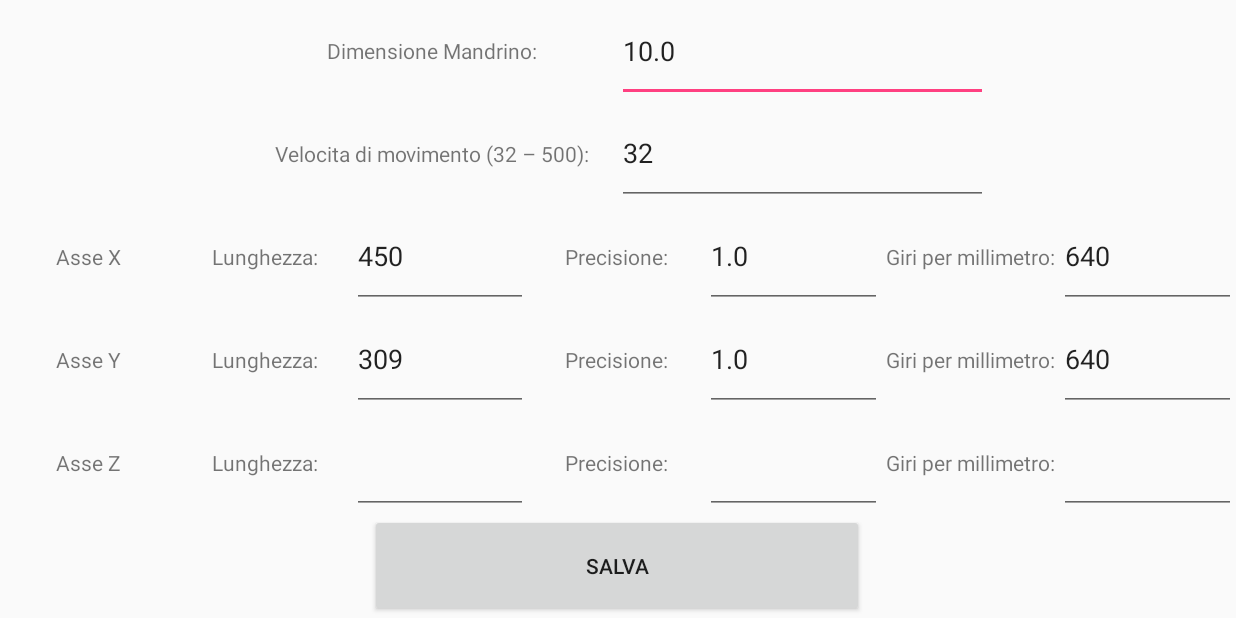
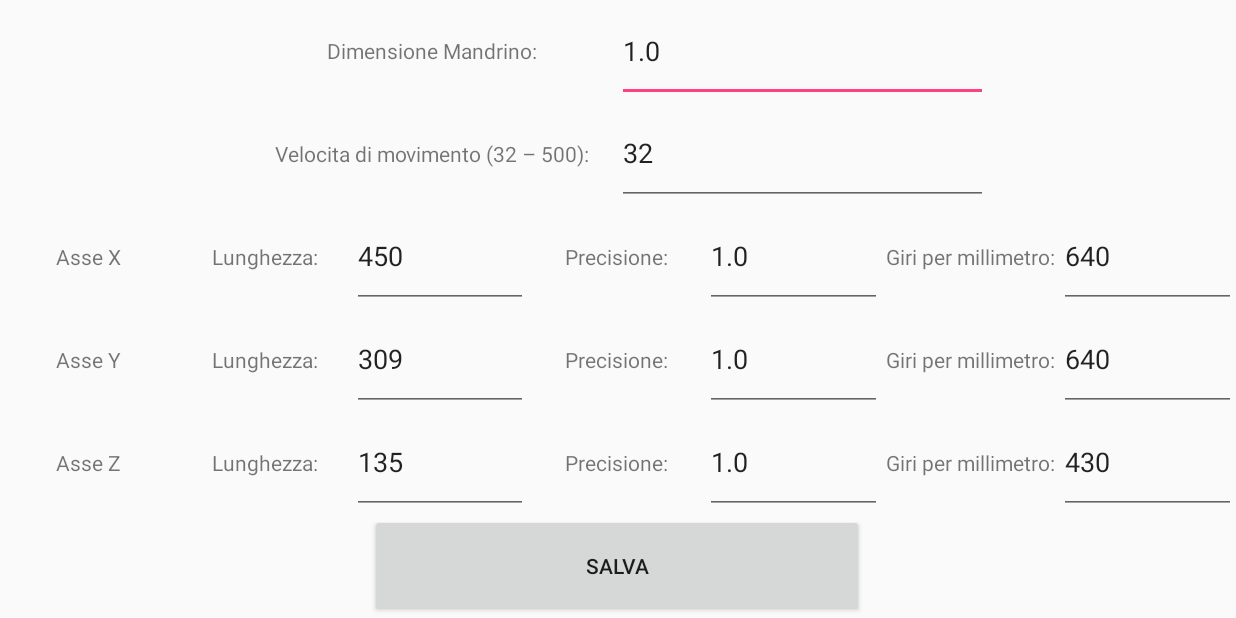
Before and after one commit to sgarzo10/macchinaCNC, an Android app: the SettingsActivity screen opened directly, with no data from a screen before it, on a phone screen of 824 x 412 dp (held sideways). Run offline under Robolectric (Android 15) with nearby library versions, the phone set to English and light mode, and no system bars.

Commit message:
Modifiche grafiche pe giri e fix post test

```diff
--- a/app/src/main/java/com/prova/gui/device/activity/AscoltatoreConnectionActivity.java
+++ b/app/src/main/java/com/prova/gui/device/activity/AscoltatoreConnectionActivity.java
@@ -165,7 +165,7 @@ public class AscoltatoreConnectionActivity implements View.OnClickListener, Comp
                 posizioni[map.get(asse)] = 0;
         }
         if (addView) {
-            app.getPosizioni().setText(String.format(app.getResources().getString(R.string.output_posizioni), posizioni[0], posizioni[1], posizioni[2]));
+            app.getTextPosizioni().get(map.get(asse)).setText(String.format(app.getResources().getString(R.string.output_posizione), asse.toUpperCase(), app.getAscoltatore().getPosizioni()[map.get(asse)]));
             if (asse.equals("x") || asse.equals("y"))
                 app.getQuadratoView().drawLine(asse, old, map.get(asse));
             else
--- a/app/src/main/java/com/prova/gui/settings/activity/AscoltatoreSettingsActivity.java
+++ b/app/src/main/java/com/prova/gui/settings/activity/AscoltatoreSettingsActivity.java
@@ -17,7 +17,7 @@ public class AscoltatoreSettingsActivity implements View.OnClickListener {
             case R.id.salva:
                 app.getManageXml().setDiametro(Double.parseDouble(app.getMandrino().getText().toString()));
                 app.getManageXml().setVelocita(Integer.parseInt(app.getVelocita().getText().toString()));
-                for (int i = 0; i < 2; i++) {
+                for (int i = 0; i < 3; i++) {
                     app.getManageXml().getLunghezze().set(i, Integer.parseInt(app.getLunghezze().get(i).getText().toString()));
                     app.getManageXml().getPrecisioni().set(i, Float.parseFloat(app.getPrecisioni().get(i).getText().toString()));
                     app.getManageXml().getGiriMillimetro().set(i, Integer.parseInt(app.getGiriMillimetro().get(i).getText().toString()));
--- a/app/src/main/java/com/prova/gui/settings/activity/SettingsActivity.java
+++ b/app/src/main/java/com/prova/gui/settings/activity/SettingsActivity.java
@@ -68,7 +68,7 @@ public class SettingsActivity extends AppCompatActivity {
         }
         mandrino.setText(Double.toString(manageXml.getDiametro()));
         velocita.setText(Integer.toString(manageXml.getVelocita()));
-        for (int i = 0; i< 2; i++) {
+        for (int i = 0; i < 3; i++) {
             lunghezze.get(i).setText(Integer.toString(manageXml.getLunghezze().get(i)));
             precisioni.get(i).setText(Float.toString(manageXml.getPrecisioni().get(i)));
             giriMillimetro.get(i).setText(Integer.toString(manageXml.getGiriMillimetro().get(i)));
--- a/app/src/main/java/com/prova/gui/settings/utility/ManageXml.java
+++ b/app/src/main/java/com/prova/gui/settings/utility/ManageXml.java
@@ -78,7 +78,7 @@ public class ManageXml {
                 switch (event){
                     case XmlPullParser.START_TAG:
                         if(name.equals("mandrino"))
-                            diametro = Integer.parseInt(xrp.getAttributeValue(0));
+                            diametro = Double.parseDouble(xrp.getAttributeValue(0));
                         if(name.equals("materiale"))
                             velocita = Integer.parseInt(xrp.getAttributeValue(0));
                         if(name.equals("lunghezze")){
--- a/app/src/main/res/layout/activity_settings.xml
+++ b/app/src/main/res/layout/activity_settings.xml
@@ -33,7 +33,7 @@
             android:layout_width="0dip"
             android:layout_height="match_parent"
             android:layout_weight="0.3"
-            android:inputType="number"
+            android:inputType="numberDecimal|numberSigned"
             tools:ignore="LabelFor" />
 
         <RelativeLayout
@@ -110,7 +110,7 @@
             android:layout_width="0dip"
             android:layout_height="match_parent"
             android:layout_weight="1"
-            android:inputType="number"
+            android:inputType="numberDecimal|numberSigned"
             tools:ignore="LabelFor" />
 
         <TextView
@@ -126,7 +126,7 @@
             android:layout_width="0dip"
             android:layout_height="match_parent"
             android:layout_weight="1"
-            android:inputType="number"
+            android:inputType="numberDecimal|numberSigned"
             tools:ignore="LabelFor" />
 
         <TextView
@@ -142,7 +142,7 @@
             android:layout_width="0dip"
             android:layout_height="match_parent"
             android:layout_weight="1"
-            android:inputType="number"
+            android:inputType="numberDecimal|numberSigned"
             tools:ignore="LabelFor" />
 
     </LinearLayout>
@@ -176,7 +176,7 @@
             android:layout_width="0dip"
             android:layout_height="match_parent"
             android:layout_weight="1"
-            android:inputType="number"
+            android:inputType="numberDecimal|numberSigned"
             tools:ignore="LabelFor" />
 
         <TextView
@@ -192,7 +192,7 @@
             android:layout_width="0dip"
             android:layout_height="match_parent"
             android:layout_weight="1"
-            android:inputType="number"
+            android:inputType="numberDecimal|numberSigned"
             tools:ignore="LabelFor" />
 
         <TextView
@@ -208,7 +208,7 @@
             android:layout_width="0dip"
             android:layout_height="match_parent"
             android:layout_weight="1"
-            android:inputType="number"
+            android:inputType="numberDecimal|numberSigned"
             tools:ignore="LabelFor" />
 
     </LinearLayout>
@@ -242,7 +242,7 @@
             android:layout_width="0dip"
             android:layout_height="match_parent"
             android:layout_weight="1"
-            android:inputType="number"
+            android:inputType="numberDecimal|numberSigned"
             tools:ignore="LabelFor" />
 
         <TextView
@@ -258,7 +258,7 @@
             android:layout_width="0dip"
             android:layout_height="match_parent"
             android:layout_weight="1"
-            android:inputType="number"
+            android:inputType="numberDecimal|numberSigned"
             tools:ignore="LabelFor" />
 
         <TextView
@@ -274,7 +274,7 @@
             android:layout_width="0dip"
             android:layout_height="match_parent"
             android:layout_weight="1"
-            android:inputType="number"
+            android:inputType="numberDecimal|numberSigned"
             tools:ignore="LabelFor" />
 
     </LinearLayout>
--- a/app/src/main/res/values/strings.xml
+++ b/app/src/main/res/values/strings.xml
@@ -44,7 +44,8 @@
     <string name="lunghezze">Lunghezza:</string>
     <string name="precisione">Precisione:</string>
     <string name="giri">Giri per millimetro:</string>
-    <string name="output_posizioni">X: %1$f Y: %2$f Z: %3$f</string>
+    <string name="output_posizione">%1$s: %2$f</string>
+    <string name="ouput_giri">GX: %1$d GY: %2$d GZ: %3$d</string>
     <string name="output_lunghezze">LX: %1$d LY: %2$d LZ: %3$d</string>
     <string name="salva">salva</string>
 </resources>
--- a/app/src/main/res/xml/config.xml
+++ b/app/src/main/res/xml/config.xml
@@ -1,8 +1,8 @@
 <?xml version="1.0" encoding="utf-8"?>
 <settings>
-    <mandrino diametro="10"/>
+    <mandrino diametro="1"/>
 	<materiale velocita="32"/>
-	<lunghezze x="450" y = "309" z = "135"/>
+	<lunghezze x="450" y="309" z="135"/>
 	<precisioni x="1" y="1" z="1"/>
 	<giri-millimetro x="640" y="640" z="430"/>
 </settings>
```
Also changed, not shown: app/src/main/java/com/prova/gui/device/activity/ConnectionActivity.java (+20 -21 lines), app/src/main/java/com/prova/gui/device/utility/MyHandler.java (+24 -10 lines), app/src/main/res/layout/activity_connection.xml (+23 -5 lines), 1 other file.
